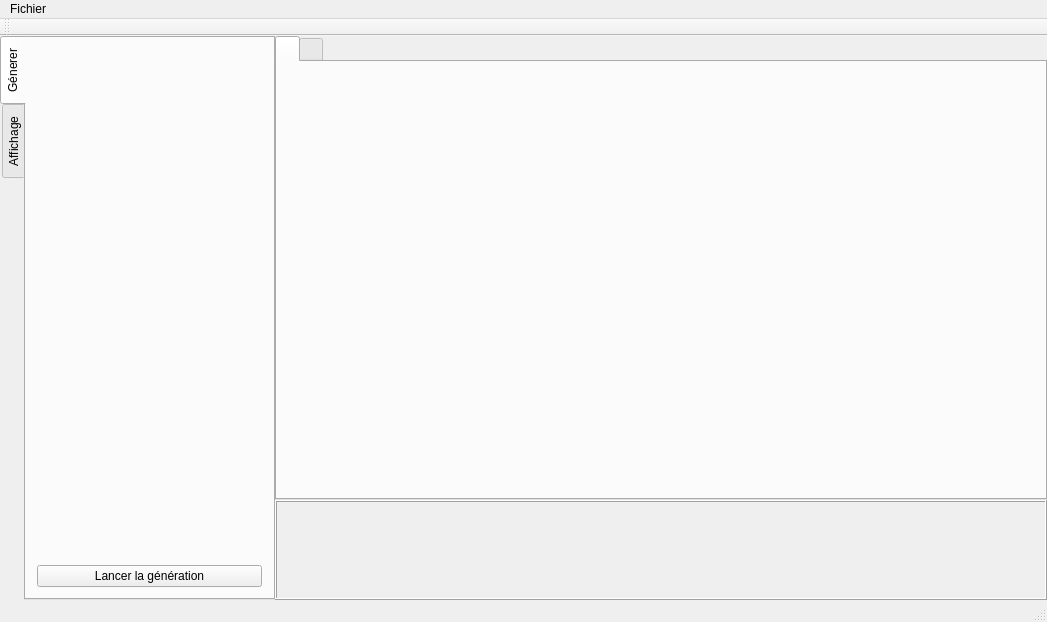
The window that modules/worldgui/mainwindow.ui (Bycob/world) describes before a commit, drawn with Qt 5.
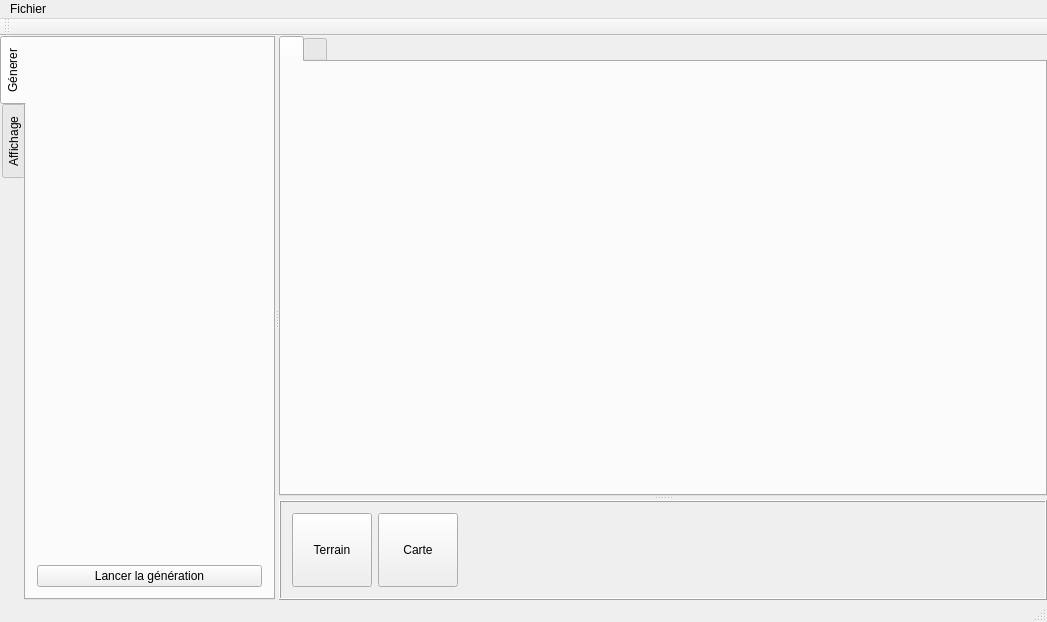
The same window after the commit. The open tabs and pages were chosen to show the change. Icons and pictures are not drawn.

Commit message: Ajout de fonctionnalités à worldGUI, notamment la génération de cartes de relief

Patch:
```diff
--- a/modules/worldgui/mainwindow.ui
+++ b/modules/worldgui/mainwindow.ui
@@ -15,9 +15,6 @@
   </property>
   <widget class="QWidget" name="centralWidget">
    <layout class="QHBoxLayout" name="horizontalLayout">
-    <property name="spacing">
-     <number>0</number>
-    </property>
     <property name="leftMargin">
      <number>0</number>
     </property>
@@ -31,6 +28,10 @@
      <number>0</number>
     </property>
     <item>
+     <widget class="QSplitter" name="splitter_2">
+      <property name="orientation">
+       <enum>Qt::Horizontal</enum>
+      </property>
      <widget class="QTabWidget" name="sideTabs">
       <property name="sizePolicy">
        <sizepolicy hsizetype="Preferred" vsizetype="Preferred">
@@ -95,13 +96,10 @@
        </attribute>
       </widget>
      </widget>
-    </item>
-    <item>
-     <layout class="QVBoxLayout" name="rightPanel">
-      <property name="spacing">
-       <number>0</number>
-      </property>
-      <item>
+      <widget class="QSplitter" name="splitter">
+       <property name="orientation">
+        <enum>Qt::Vertical</enum>
+       </property>
        <widget class="QTabWidget" name="previewPanel">
         <property name="sizePolicy">
          <sizepolicy hsizetype="Preferred" vsizetype="Expanding">
@@ -193,24 +191,75 @@
          </layout>
         </widget>
        </widget>
-      </item>
-      <item>
        <widget class="QFrame" name="nodeEditor">
+        <property name="sizePolicy">
+         <sizepolicy hsizetype="Preferred" vsizetype="Maximum">
+          <horstretch>0</horstretch>
+          <verstretch>0</verstretch>
+         </sizepolicy>
+        </property>
         <property name="minimumSize">
          <size>
           <width>0</width>
           <height>100</height>
          </size>
         </property>
+        <property name="maximumSize">
+         <size>
+          <width>16777215</width>
+          <height>50</height>
+         </size>
+        </property>
         <property name="frameShape">
          <enum>QFrame::Box</enum>
         </property>
         <property name="frameShadow">
          <enum>QFrame::Raised</enum>
         </property>
-       </widget>
-      </item>
-     </layout>
+        <layout class="QHBoxLayout" name="horizontalLayout_4">
+         <item>
+          <widget class="QPushButton" name="terrainButton">
+           <property name="sizePolicy">
+            <sizepolicy hsizetype="Minimum" vsizetype="Minimum">
+             <horstretch>0</horstretch>
+             <verstretch>0</verstretch>
+            </sizepolicy>
+           </property>
+           <property name="text">
+            <string>Terrain</string>
+           </property>
+          </widget>
+         </item>
+         <item>
+          <widget class="QPushButton" name="mapButton">
+           <property name="sizePolicy">
+            <sizepolicy hsizetype="Minimum" vsizetype="Minimum">
+             <horstretch>0</horstretch>
+             <verstretch>0</verstretch>
+            </sizepolicy>
+           </property>
+           <property name="text">
+            <string>Carte</string>
+           </property>
+          </widget>
+         </item>
+         <item>
+          <spacer name="horizontalSpacer">
+           <property name="orientation">
+            <enum>Qt::Horizontal</enum>
+           </property>
+           <property name="sizeHint" stdset="0">
+            <size>
+             <width>40</width>
+             <height>20</height>
+            </size>
+           </property>
+          </spacer>
+         </item>
+        </layout>
+       </widget>
+      </widget>
+     </widget>
     </item>
    </layout>
   </widget>
```
Left out of the diff: 2 changed lines with no effect on the pictures. Lines whose indentation alone changed are shown as unchanged. The commit also changes 8 other files.
